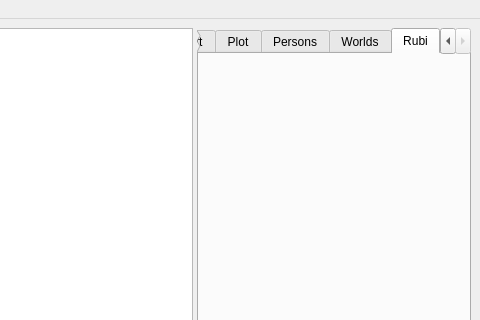
NovelLab/sms-editor1, file mainwindow.ui: the form before one commit; both pictures show x 777 to 1257 and y 0 to 320 of the 1257 by 664 pixel window.
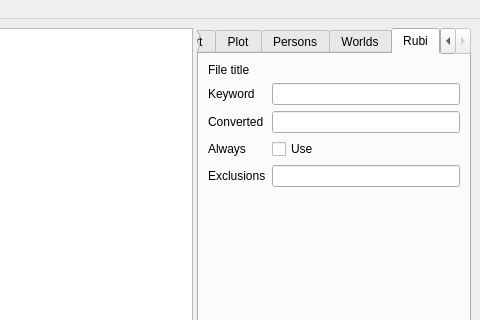
The form after the commit. The open tabs and pages were chosen to show the change. Custom widgets are drawn as their Qt base class.

Commit message: Add: rubi sub editor ui.

Diff of the .ui file:
```diff
--- a/mainwindow.ui
+++ b/mainwindow.ui
@@ -1068,6 +1068,76 @@
         <attribute name="title">
          <string>Rubi</string>
         </attribute>
+        <layout class="QVBoxLayout" name="verticalLayout_30">
+         <item>
+          <widget class="QLabel" name="lblRubiTitle">
+           <property name="text">
+            <string>File title</string>
+           </property>
+          </widget>
+         </item>
+         <item>
+          <layout class="QFormLayout" name="formLayout_7">
+           <item row="0" column="0">
+            <widget class="QLabel" name="label_30">
+             <property name="text">
+              <string>Keyword</string>
+             </property>
+            </widget>
+           </item>
+           <item row="0" column="1">
+            <widget class="QLineEdit" name="lineRubiKeyword"/>
+           </item>
+           <item row="1" column="0">
+            <widget class="QLabel" name="label_31">
+             <property name="text">
+              <string>Converted</string>
+             </property>
+            </widget>
+           </item>
+           <item row="1" column="1">
+            <widget class="QLineEdit" name="lineRubiConverted"/>
+           </item>
+           <item row="2" column="0">
+            <widget class="QLabel" name="label_33">
+             <property name="text">
+              <string>Always</string>
+             </property>
+            </widget>
+           </item>
+           <item row="3" column="0">
+            <widget class="QLabel" name="label_34">
+             <property name="text">
+              <string>Exclusions</string>
+             </property>
+            </widget>
+           </item>
+           <item row="3" column="1">
+            <widget class="QLineEdit" name="lineRubiExclusions"/>
+           </item>
+           <item row="2" column="1">
+            <widget class="QCheckBox" name="checkRubiAlways">
+             <property name="text">
+              <string>Use</string>
+             </property>
+            </widget>
+           </item>
+          </layout>
+         </item>
+         <item>
+          <spacer name="verticalSpacer_2">
+           <property name="orientation">
+            <enum>Qt::Vertical</enum>
+           </property>
+           <property name="sizeHint" stdset="0">
+            <size>
+             <width>20</width>
+             <height>40</height>
+            </size>
+           </property>
+          </spacer>
+         </item>
+        </layout>
        </widget>
       </widget>
      </widget>
```
Left out of the diff: 2 changed lines with no effect on the pictures.
